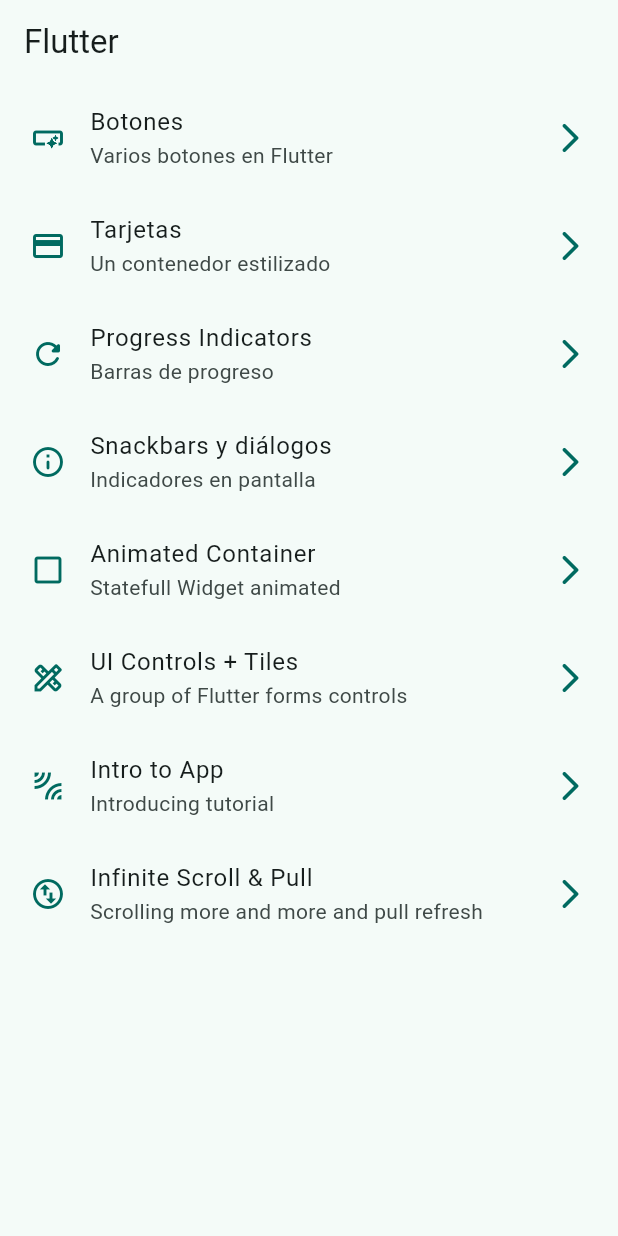
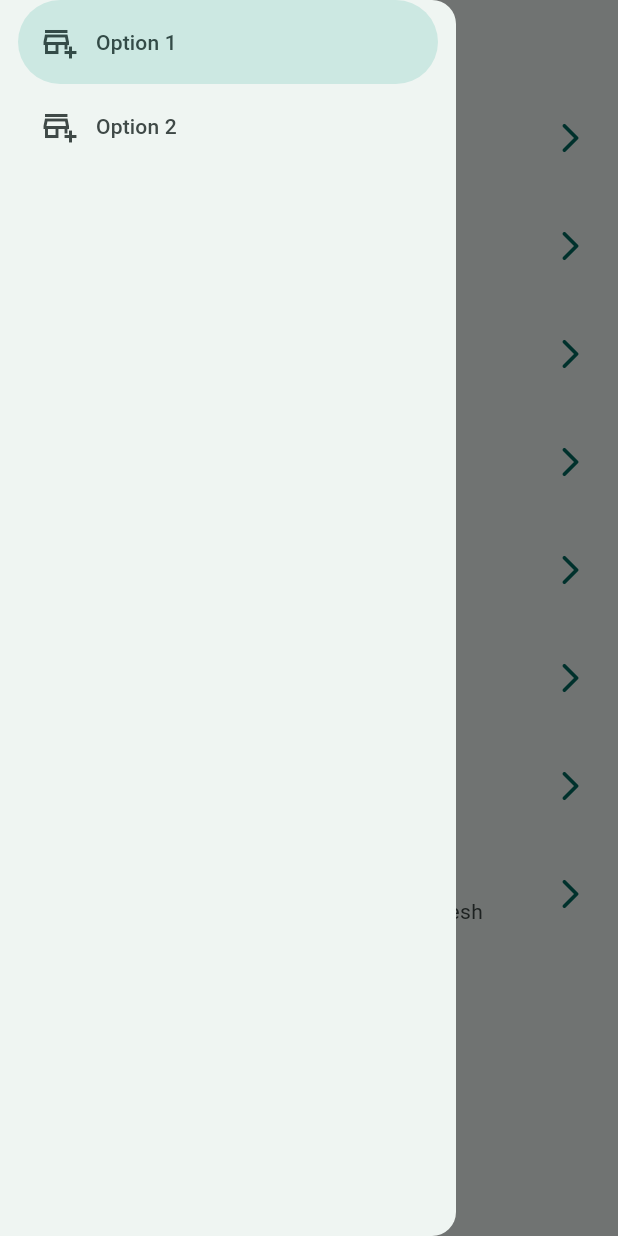
Before and after one commit to fabiofons/widget-app, a Flutter app: the screen it shows after launch, with the side drawer open (before the commit the screen has no drawer), on a phone screen of 412 x 824 dp. Run offline on Flutter 3.47's test engine with Material 3 defaults, Android fonts, the phone set to English and light mode, and no system bars; our stand-ins replace animate_do, go_router.

```diff
--- a/lib/presentation/screens/home/home_screen.dart
+++ b/lib/presentation/screens/home/home_screen.dart
@@ -1,6 +1,7 @@
 import 'package:flutter/material.dart';
 import 'package:go_router/go_router.dart';
 import 'package:widget_app/config/menu/menu_items.dart';
+import 'package:widget_app/presentation/widgets/side_menu.dart';
 
 class HomeScreen extends StatelessWidget {
 
@@ -15,6 +16,8 @@ class HomeScreen extends StatelessWidget {
         title: const Text('Flutter'),
       ),
       body: _HomeView(),
+      drawer: SideMenu(),
+
     );
   }
 }
--- /dev/null
+++ b/lib/presentation/widgets/side_menu.dart
@@ -0,0 +1,35 @@
+import 'package:flutter/material.dart';
+// import 'package:widget_app/config/menu/menu_items.dart';
+
+
+class SideMenu extends StatefulWidget {
+  const SideMenu({super.key});
+
+  @override
+  State<SideMenu> createState() => _SideMenuState();
+}
+
+class _SideMenuState extends State<SideMenu> {
+
+  int navDrawerIndex = 0;
+
+  @override
+  Widget build(BuildContext context) {
+    return  NavigationDrawer(
+      selectedIndex: navDrawerIndex,
+      onDestinationSelected: (value) => setState(() {
+        navDrawerIndex = value;
+      }),
+      children: const [
+        NavigationDrawerDestination(
+          icon: Icon(Icons.add_business_outlined),
+          label: Text('Option 1')
+        ),
+        NavigationDrawerDestination(
+          icon: Icon(Icons.add_business_outlined),
+          label: Text('Option 2')
+        ),
+      ]
+    );
+  }
+}
```
